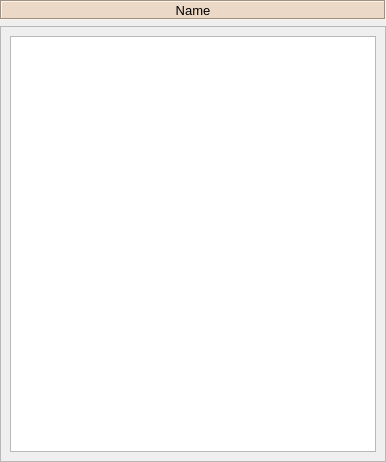
Above: spinetoolbox/ui/jump_properties.ui from spine-tools/Spine-Toolbox before the change. Below: the same form after it.
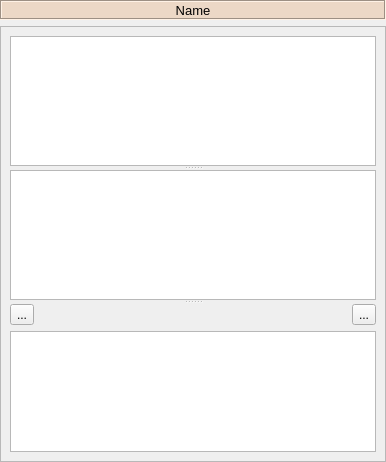
That is the form after the change. Icons and pictures are not drawn. Custom widgets are drawn as their Qt base class.

Commit message:
Add command line arguments to jumps
Re Spine-project/Spine-Toolbox#1621

Patch:
```diff
--- a/spinetoolbox/ui/jump_properties.ui
+++ b/spinetoolbox/ui/jump_properties.ui
@@ -101,7 +101,80 @@
       </property>
       <layout class="QVBoxLayout" name="verticalLayout">
        <item>
-        <widget class="CodeTextEdit" name="condition_edit"/>
+        <widget class="QSplitter" name="splitter">
+         <property name="orientation">
+          <enum>Qt::Vertical</enum>
+         </property>
+         <widget class="CodeTextEdit" name="condition_edit"/>
+         <widget class="QTreeView" name="treeView_cmd_line_args">
+          <property name="font">
+           <font>
+            <pointsize>10</pointsize>
+           </font>
+          </property>
+          <property name="dragDropMode">
+           <enum>QAbstractItemView::DragDrop</enum>
+          </property>
+         </widget>
+         <widget class="QWidget" name="verticalLayoutWidget">
+          <layout class="QGridLayout" name="gridLayout">
+           <item row="0" column="0">
+            <layout class="QHBoxLayout" name="horizontalLayout">
+             <item>
+              <widget class="QToolButton" name="toolButton_add_arg">
+               <property name="text">
+                <string>...</string>
+               </property>
+               <property name="icon">
+                <iconset resource="../../../spine-items/spine_items/ui/resources/resources_icons.qrc">
+                 <normaloff>:/icons/file-upload.svg</normaloff>:/icons/file-upload.svg</iconset>
+               </property>
+              </widget>
+             </item>
+             <item>
+              <spacer name="horizontalSpacer_2">
+               <property name="orientation">
+                <enum>Qt::Horizontal</enum>
+               </property>
+               <property name="sizeHint" stdset="0">
+                <size>
+                 <width>40</width>
+                 <height>20</height>
+                </size>
+               </property>
+              </spacer>
+             </item>
+             <item>
+              <widget class="QToolButton" name="toolButton_remove_arg">
+               <property name="text">
+                <string>...</string>
+               </property>
+               <property name="icon">
+                <iconset resource="../../../spine-items/spine_items/ui/resources/resources_icons.qrc">
+                 <normaloff>:/icons/minus.svg</normaloff>:/icons/minus.svg</iconset>
+               </property>
+              </widget>
+             </item>
+            </layout>
+           </item>
+           <item row="1" column="0">
+            <widget class="QTreeView" name="treeView_input_files">
+             <property name="font">
+              <font>
+               <pointsize>10</pointsize>
+              </font>
+             </property>
+             <property name="dragDropMode">
+              <enum>QAbstractItemView::DragDrop</enum>
+             </property>
+             <property name="selectionMode">
+              <enum>QAbstractItemView::ExtendedSelection</enum>
+             </property>
+            </widget>
+           </item>
+          </layout>
+         </widget>
+        </widget>
        </item>
       </layout>
      </widget>
```
Left out of the diff: 2 changed lines with no effect on the pictures. The commit also changes 6 other files.
